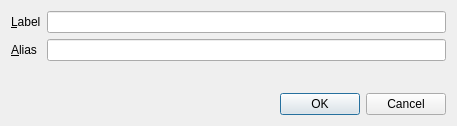
Old version of the form src/qt/forms/editaliasdialog.ui in the repository syscoin/syscoin1.
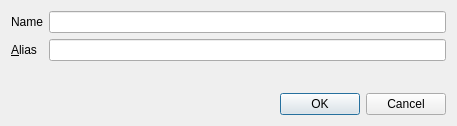
New version of the form.

What changed in the file:
```diff
--- a/src/qt/forms/editaliasdialog.ui
+++ b/src/qt/forms/editaliasdialog.ui
@@ -22,7 +22,7 @@
      <item row="0" column="0">
       <widget class="QLabel" name="label">
        <property name="text">
-        <string>&amp;Label</string>
+        <string>Name</string>
        </property>
        <property name="buddy">
         <cstring>labelEdit</cstring>
```
Left out of the diff: 4 changed lines with no effect on the pictures.
